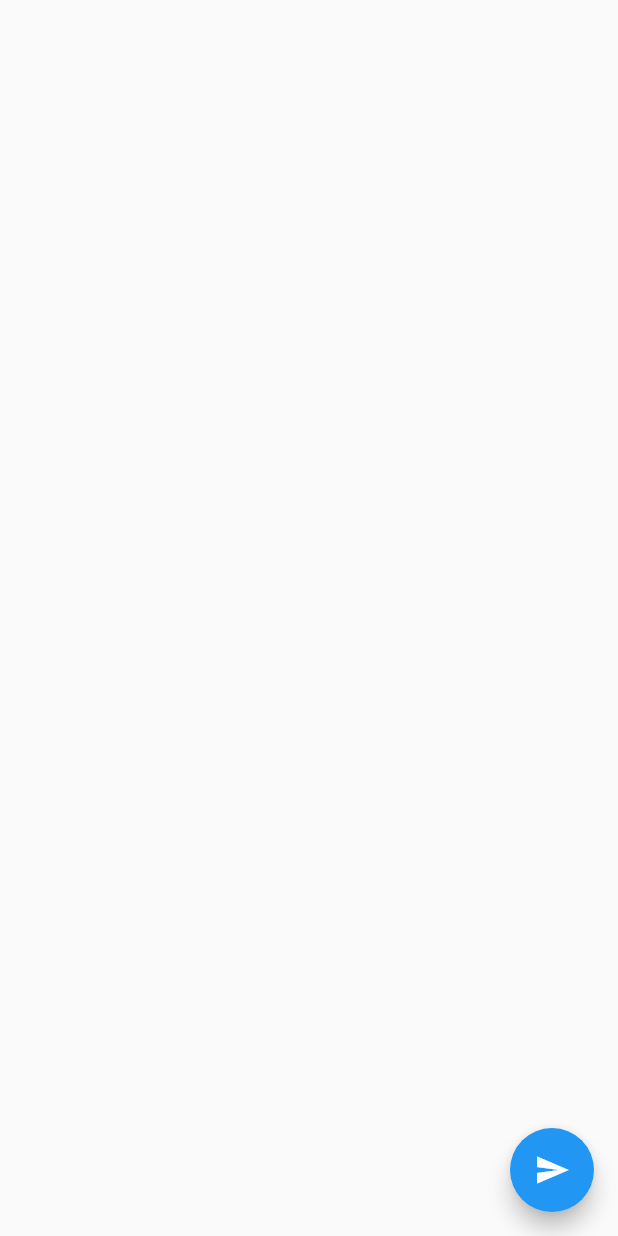
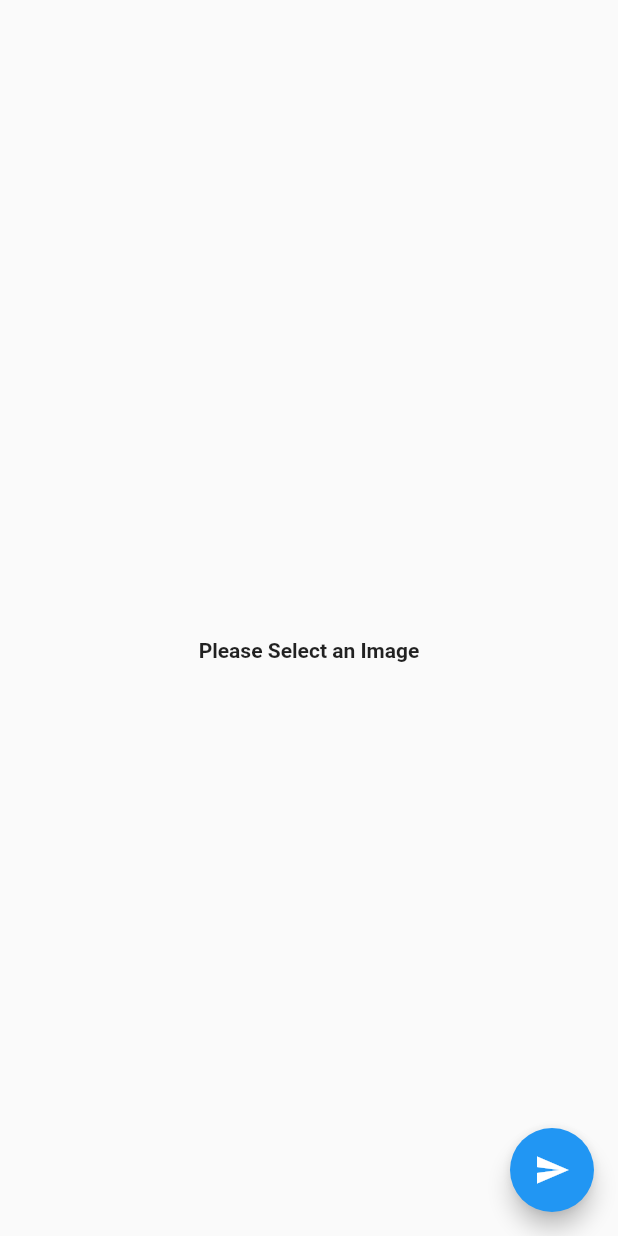
Before and after one commit to SatyamX64/tflite_demo, a Flutter app: the screen it shows after launch, on a phone screen of 412 x 824 dp. Run offline on Flutter 3.47's test engine with Material 2 defaults, Android fonts, the phone set to English and light mode, and no system bars; our stand-ins replace image_picker; missing offline and left inert: tflite; project files that could hold a hidden picture were left out.

```diff
--- a/assets/labels.txt
+++ /dev/null
@@ -1,3 +0,0 @@
-0 priyanka
-1 virat
-2 namo
--- a/lib/homePage.dart
+++ b/lib/homePage.dart
@@ -4,7 +4,6 @@ import 'package:flutter/material.dart';
 import 'package:flutter/services.dart';
 import 'package:image_picker/image_picker.dart';
 import 'package:tflite/tflite.dart';
-
 
 class HomePage extends StatefulWidget {
   @override
@@ -51,6 +50,7 @@ class _HomePageState extends State<HomePage> {
       imageStd: 127.5,
     );
     print("OUTPUT : ");
+
     print(output);
     setState(() {
       _loading = false;
@@ -101,20 +101,29 @@ class _HomePageState extends State<HomePage> {
                       Expanded(
                         flex: 2,
                         child: Container(
-                          child:
-                              _image == null ? Container() : Image.file(_image),
+                          child: _image == null
+                              ? Align(
+                                  alignment: Alignment(0, 0.6),
+                                  child: Text(
+                                    'Please Select an Image',
+                                    style: TextStyle(
+                                        fontWeight: FontWeight.bold,
+                                        fontSize: 14),
+                                  ))
+                              : Image.file(_image),
                         ),
                       ),
                       Expanded(
                         child: _image == null
                             ? Container()
                             : _outputs != null
-                                ? Center(
+                                ? Align(
+                                    alignment: Alignment(0, -0.4),
                                     child: Text(
-                                      '${(_outputs[0]['confidence'] * 100).toInt()}% => ${_outputs[0]["label"]}',
+                                      '${_outputs[0]["label"].toUpperCase()} (${(_outputs[0]['confidence'] * 100).toInt()} %)',
                                       style: TextStyle(
                                           color: Colors.black,
-                                          fontSize: 30,
+                                          fontSize: 20,
                                           fontWeight: FontWeight.bold),
                                     ),
                                   )
```
Also changed, not shown: 1 other file.
